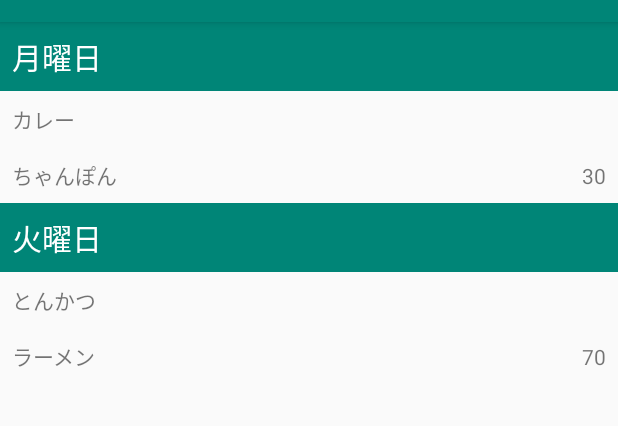
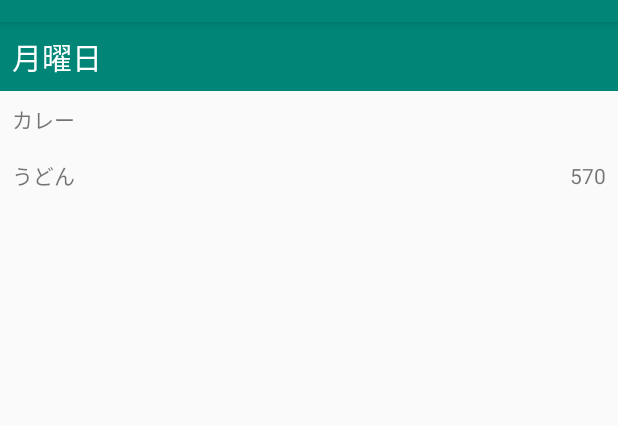
Before and after one commit to kagehito-rgb/RecyclerView, an Android app: the screen it shows after launch (MainActivity), on a phone screen of 412 x 824 dp, the part 62-488 px from its top. Run offline under Robolectric (Android 15) with nearby library versions, the phone set to English and light mode, and no system bars; our stand-ins replace data binding.

```diff
--- a/app/src/main/java/com/example/multityperecyclerview/multiRecyclerView/MultiRecyclerViewAdapter.kt
+++ b/app/src/main/java/com/example/multityperecyclerview/multiRecyclerView/MultiRecyclerViewAdapter.kt
@@ -46,12 +46,6 @@ class MultiRecyclerViewAdapter(private val context: Context): RecyclerView.Adapt
         }
     }
 
-    fun addItem(item: ListItem) {
-        val addIndex = items.size
-        items.add(item)
-        notifyItemInserted(addIndex)
-    }
-
     companion object {
         private const val HEADER = R.id.header_item
         private const val DETAIL = R.id.detail_item
@@ -60,9 +54,9 @@ class MultiRecyclerViewAdapter(private val context: Context): RecyclerView.Adapt
     }
 
     sealed class ListItem {
-        class HeaderItem(val label: String) : ListItem()
-        class DetailItem(val value: String): ListItem()
-        class SummaryItem(val value: String, val count: Int): ListItem()
+        class HeaderItem(val header: WeekHeader) : ListItem()
+        class DetailItem(val detail: DetailMenu): ListItem()
+        class SummaryItem(val summary: SummaryMenu): ListItem()
         object BorderItem: ListItem()
     }
 
--- a/app/src/main/java/com/example/multityperecyclerview/multiRecyclerView/MultiRecyclerViewFragment.kt
+++ b/app/src/main/java/com/example/multityperecyclerview/multiRecyclerView/MultiRecyclerViewFragment.kt
@@ -13,27 +13,20 @@ class MultiRecyclerViewFragment : Fragment() {
     override fun onCreateView(inflater: LayoutInflater, container: ViewGroup?, savedInstanceState: Bundle?): View? {
         val binding = FragmentMultiRecyclerBinding.inflate(inflater)
         val recyclerViewAdapter = MultiRecyclerViewAdapter(requireContext())
-        recyclerViewAdapter.run {
-            addItem(MultiRecyclerViewAdapter.ListItem.HeaderItem(
-                "月曜日"
-            ))
-            addItem(MultiRecyclerViewAdapter.ListItem.DetailItem(
-                "カレー"
-            ))
-            addItem(MultiRecyclerViewAdapter.ListItem.SummaryItem(
-                "ちゃんぽん",
-                30
-            ))
-            addItem(MultiRecyclerViewAdapter.ListItem.HeaderItem(
-                "火曜日"
-            ))
-            addItem(MultiRecyclerViewAdapter.ListItem.DetailItem(
-                "とんかつ"
-            ))
-            addItem(MultiRecyclerViewAdapter.ListItem.SummaryItem(
-                "ラーメン",
-                70
-            ))
+        val menuData = WeekHeader(
+            "月曜日",
+            DetailMenu(
+                "カレー",
+                SummaryMenu(
+                    "うどん",
+                    570
+                )
+            )
+        )
+        recyclerViewAdapter.items.apply {
+            add(MultiRecyclerViewAdapter.ListItem.HeaderItem(menuData))
+            add(MultiRecyclerViewAdapter.ListItem.DetailItem(menuData.detailMenu))
+            add(MultiRecyclerViewAdapter.ListItem.SummaryItem(menuData.detailMenu.summaryMenu))
         }
         binding.multiRecycler.run {
             adapter = recyclerViewAdapter
--- /dev/null
+++ b/app/src/main/java/com/example/multityperecyclerview/multiRecyclerView/MultiRecyclerViewModels.kt
@@ -0,0 +1,16 @@
+package com.example.multityperecyclerview.multiRecyclerView
+
+data class WeekHeader(
+    val week: String,
+    val detailMenu: DetailMenu
+)
+
+data class DetailMenu(
+    val menu: String,
+    val summaryMenu: SummaryMenu
+)
+
+data class SummaryMenu(
+    val menu: String,
+    val count: Int
+)
--- a/app/src/main/res/layout/item_detail.xml
+++ b/app/src/main/res/layout/item_detail.xml
@@ -7,7 +7,7 @@
     <TextView
             android:layout_width="match_parent"
             android:layout_height="wrap_content"
-            android:text="@{item.value}"
+            android:text="@{item.detail.menu}"
             android:padding="8dp"
             tools:text="LIST ITEM"
     />
--- a/app/src/main/res/layout/item_header.xml
+++ b/app/src/main/res/layout/item_header.xml
@@ -7,7 +7,7 @@
     <TextView
             android:layout_width="match_parent"
             android:layout_height="wrap_content"
-            android:text="@{item.label}"
+            android:text="@{item.header.week}"
             android:padding="8dp"
             android:background="@color/colorPrimary"
             android:textColor="#fff"
--- a/app/src/main/res/layout/item_summary.xml
+++ b/app/src/main/res/layout/item_summary.xml
@@ -9,14 +9,14 @@
                 android:layout_width="0dp"
                 android:layout_weight="1"
                 android:layout_height="wrap_content"
-                android:text="@{item.value}"
+                android:text="@{item.summary.menu}"
                 android:padding="8dp"
                 tools:text="Summary value"
         />
         <TextView
                 android:layout_width="wrap_content"
                 android:layout_height="wrap_content"
-                android:text="@{String.valueOf(item.count)}"
+                android:text="@{String.valueOf(item.summary.count)}"
                 android:padding="8dp"
                 tools:text="Summary count"
         />
```
